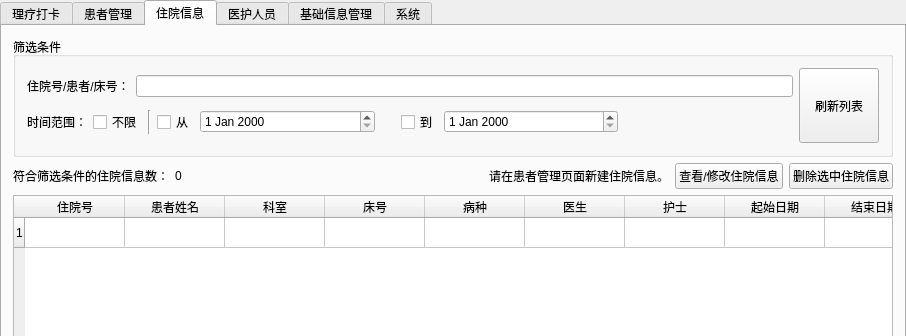
First picture: the form in PhysioMgr/MainWindow.ui, repository yuylong/PhysioMgr, before the edit; both pictures show x 0 to 906 and y 0 to 336 of the 906 by 529 pixel window.
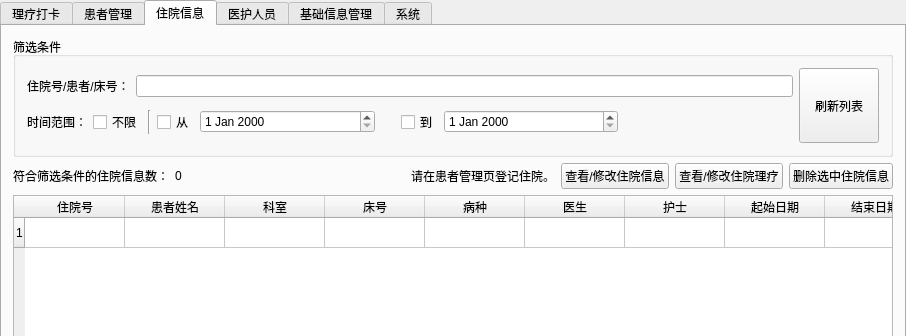
Second picture: the form after the edit. The open tabs and pages were chosen to show the change.

```diff
--- a/PhysioMgr/MainWindow.ui
+++ b/PhysioMgr/MainWindow.ui
@@ -454,7 +454,7 @@
          </widget>
         </item>
         <item>
-         <layout class="QHBoxLayout" name="horizontalLayout_15" stretch="0,0,1,0,0,0">
+         <layout class="QHBoxLayout" name="horizontalLayout_15" stretch="0,0,1,0,0,0,0">
           <item>
            <widget class="QLabel" name="label_13">
             <property name="text">
@@ -485,7 +485,7 @@
           <item>
            <widget class="QLabel" name="label_14">
             <property name="text">
-             <string>请在患者管理页面新建住院信息。</string>
+             <string>请在患者管理页登记住院。</string>
             </property>
            </widget>
           </item>
@@ -496,6 +496,13 @@
             </property>
            </widget>
           </item>
+          <item>
+           <widget class="QPushButton" name="pushButton">
+            <property name="text">
+             <string>查看/修改住院理疗</string>
+            </property>
+           </widget>
+          </item>
           <item>
            <widget class="QPushButton" name="pbHospiDel">
             <property name="text">
```
Left out of the diff: 2 changed lines with no effect on the pictures.
